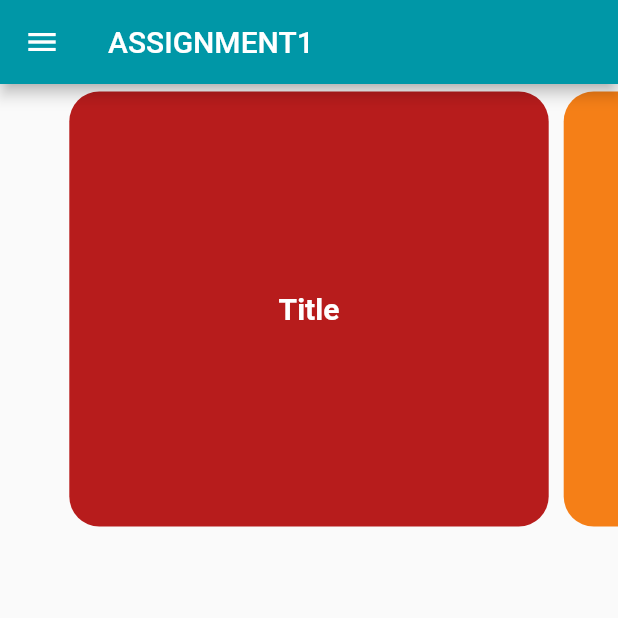
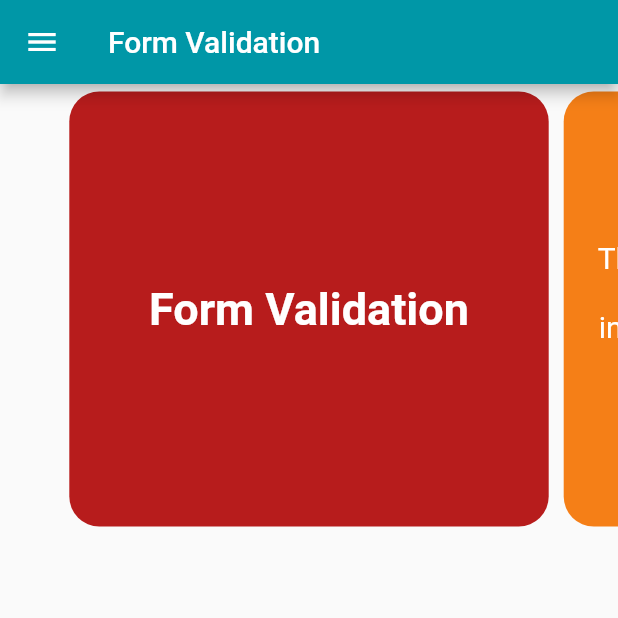
Before and after one commit to justEhmadSaeed/Flutter-ScreenSlider-VideoPlayer, a Flutter app: the screen it shows after launch, on a phone screen of 412 x 824 dp, the top half of it. Run offline on Flutter 3.47's test engine with Material 2 defaults, Android fonts, the light colour scheme and no system bars; drawn by our look-alikes of carousel_slider; our stand-ins replace video_player.

Commit message:
📦 NEW: Inegrate ASSIGNMENT_DATA into the app

```diff
--- /dev/null
+++ b/lib/ASSIGNMENT_DATA.dart
@@ -0,0 +1,16 @@
+const ASSIGNMENT_DATA = [
+  {
+    'title': 'Form Validation',
+    'widgets': ['TextField', 'Elevated Button', 'SnackBar'],
+    'description':
+        'The Form shows multiple input methods and shows any invalidations on submitting the data.',
+    'video_url': 'assets/flutter-demo.mp4'
+  },
+  {
+    'title': 'Form Validation 2',
+    'widgets': ['TextField', 'Elevated Button', 'SnackBar'],
+    'description':
+        'The Form shows multiple input methods and shows any invalidations on submitting the data.',
+    'video_url': 'assets/flutter-demo.mp4'
+  }
+];
--- a/lib/AssignmentScreen.dart
+++ b/lib/AssignmentScreen.dart
@@ -2,39 +2,47 @@ import 'package:flutter/material.dart';
 import 'package:flutter_screen_slider/CarouselContainer.dart';
 import 'package:flutter_screen_slider/DrawerHeader.dart';
 import 'package:flutter_screen_slider/VideoScreen.dart';
+import 'package:flutter_screen_slider/ASSIGNMENT_DATA.dart';
 import 'package:flutter_screen_slider/constants.dart';
 import 'package:carousel_slider/carousel_slider.dart';
 
-class AssignmentScreen extends StatelessWidget {
-  AssignmentScreen(this.route);
-  final String route;
-  static const ASSIGNMENT1 = 'assignment1';
+class AssignmentScreen extends StatefulWidget {
+  static const route = '/';
+
+  @override
+  _AssignmentScreenState createState() => _AssignmentScreenState();
+}
+
+class _AssignmentScreenState extends State<AssignmentScreen> {
+  // Defines the assignment object to be displayed
+  int assignmentIndex = 0;
   @override
   Widget build(BuildContext context) {
     return Scaffold(
       appBar: AppBar(
-        title: Text(route.toUpperCase()),
+        title: Text(ASSIGNMENT_DATA[assignmentIndex]['title'].toString()),
         backgroundColor: Colors.cyan[700],
       ),
       drawer: Drawer(
         child: ListView(
             padding: EdgeInsets.zero,
-          children: [
-            kDrawerHeader,
-            ListTile(
-              title: Text('Assignment 1'),
+            children: new List.from([kDrawerHeader])
+              ..addAll(ASSIGNMENT_DATA
+                  .map((e) => ListTile(
+                        title: Text(e['title'].toString()),
                         leading: kDrawerHeaderIcon,
                         onTap: () {
-                Navigator.popAndPushNamed(context, ASSIGNMENT1);
+                          setState(() {
+                            assignmentIndex = ASSIGNMENT_DATA.indexOf(e);
+                            Navigator.pop(context);
+                          });
                         },
                         dense: true,
+                      ))
+                  .toList())),
       ),
-          ],
-        ),
-      ),
-      body: Column(
-        children: [
-          CarouselSlider(
+      body: Container(
+        child: CarouselSlider(
           options: CarouselOptions(
             height: 300,
             enableInfiniteScroll: false,
@@ -48,9 +56,10 @@ class AssignmentScreen extends StatelessWidget {
               color: Colors.red[900],
               child: Center(
                 child: Text(
-                    'Title',
+                  ASSIGNMENT_DATA[assignmentIndex]['title'].toString(),
+                  textAlign: TextAlign.center,
                   style: TextStyle(
-                      fontSize: 20,
+                    fontSize: 30,
                     color: Colors.white,
                     fontWeight: FontWeight.bold,
                   ),
@@ -61,13 +70,34 @@ class AssignmentScreen extends StatelessWidget {
               color: Colors.yellow[900],
               child: Center(
                 child: Text(
-                    'Description',
+                  ASSIGNMENT_DATA[assignmentIndex]['description'].toString(),
+                  textAlign: TextAlign.center,
                   style: TextStyle(
                     fontSize: 20,
                     color: Colors.white,
-                      fontWeight: FontWeight.bold,
                   ),
                 ),
+              ),
+            ),
+            CarouselContainer(
+              color: Colors.purple,
+              child: Center(
+                child: Column(
+                    mainAxisAlignment: MainAxisAlignment.center,
+                    children:
+                        ASSIGNMENT_DATA[assignmentIndex]['widgets'] != null
+                            ? (ASSIGNMENT_DATA[assignmentIndex]['widgets']
+                                    as List<String>)
+                                .map((e) => Text(
+                                      '- $e',
+                                      textAlign: TextAlign.center,
+                                      style: TextStyle(
+                                        fontSize: 20,
+                                        color: Colors.white,
+                                      ),
+                                    ))
+                                .toList()
+                            : [Container()]),
               ),
             ),
             CarouselContainer(
@@ -76,8 +106,9 @@ class AssignmentScreen extends StatelessWidget {
                 child: TextButton(
                   onPressed: () {
                     Navigator.of(context).push(MaterialPageRoute(
-                          builder: (context) =>
-                              VideoScreen('assets/flutter-demo.mp4')));
+                        builder: (context) => VideoScreen(
+                            ASSIGNMENT_DATA[assignmentIndex]['video-url']
+                                .toString())));
                   },
                   child: Container(
                     child: Row(
@@ -87,7 +118,7 @@ class AssignmentScreen extends StatelessWidget {
                         Icon(Icons.video_collection, color: Colors.white),
                         Text(
                           'Play Video',
-                            style: TextStyle(color: Colors.white),
+                          style: TextStyle(color: Colors.white, fontSize: 20),
                         )
                       ],
                     ),
@@ -97,7 +128,6 @@ class AssignmentScreen extends StatelessWidget {
             ),
           ],
         ),
-        ],
       ),
     );
   }
--- a/lib/main.dart
+++ b/lib/main.dart
@@ -15,10 +15,9 @@ class MyApp extends StatelessWidget {
         primarySwatch: Colors.blue,
       ),
       debugShowCheckedModeBanner: false,
-      initialRoute: AssignmentScreen.ASSIGNMENT1,
+      initialRoute: AssignmentScreen.route,
       routes: {
-        AssignmentScreen.ASSIGNMENT1: (_) =>
-            AssignmentScreen(AssignmentScreen.ASSIGNMENT1),
+        AssignmentScreen.route: (_) => AssignmentScreen(),
       },
     );
   }
```
Lines whose indentation alone changed are shown as unchanged.
